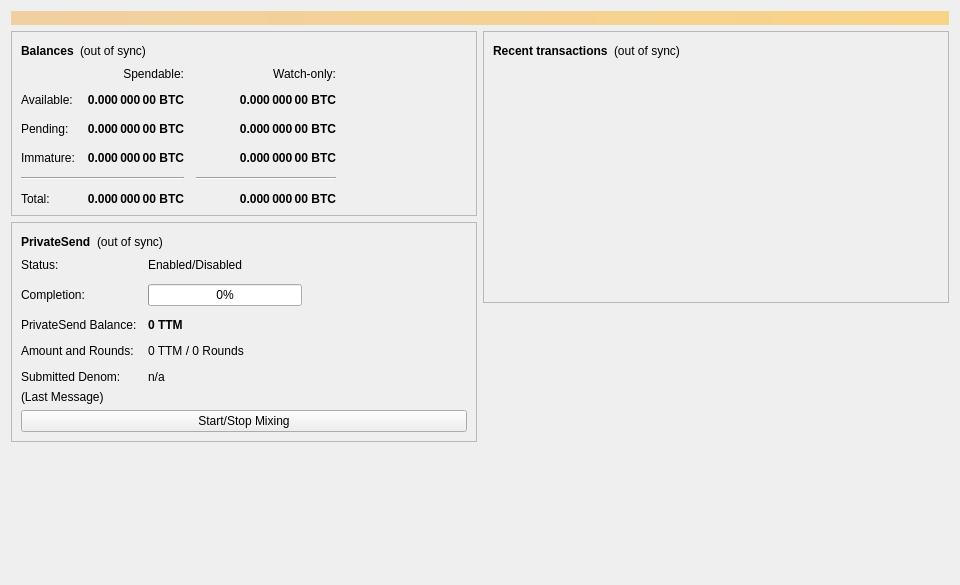
Before: the Qt Designer form src/qt/forms/overviewpage.ui in mytitanium/Titanium-Core-1.0, drawn with Qt 5.
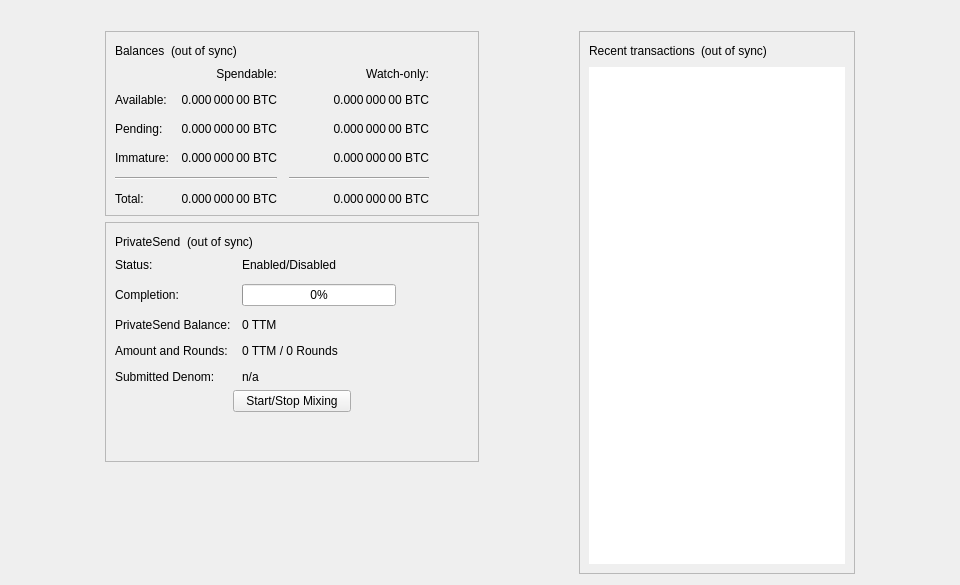
After: the same form once the commit is applied.

```diff
--- a/src/qt/forms/overviewpage.ui
+++ b/src/qt/forms/overviewpage.ui
@@ -25,9 +25,6 @@
      <property name="visible">
       <bool>false</bool>
      </property>
-     <property name="styleSheet">
-      <string notr="true">QLabel { background-color: qlineargradient(x1: 0, y1: 0, x2: 1, y2: 0, stop:0 #F0D0A0, stop:1 #F8D488); color:#000000; }</string>
-     </property>
      <property name="wordWrap">
       <bool>true</bool>
      </property>
@@ -40,7 +37,23 @@
     </widget>
    </item>
    <item>
-    <layout class="QHBoxLayout" name="horizontalLayout" stretch="1,1">
+    <layout class="QHBoxLayout" name="horizontalLayout" stretch="1,0,1,0,1">
+     <item>
+      <spacer name="horizontalSpacerLeft">
+       <property name="orientation">
+        <enum>Qt::Horizontal</enum>
+       </property>
+       <property name="sizeType">
+        <enum>QSizePolicy::Preferred</enum>
+       </property>
+       <property name="sizeHint" stdset="0">
+        <size>
+         <width>10</width>
+         <height>20</height>
+        </size>
+       </property>
+      </spacer>
+     </item>
      <item>
       <layout class="QVBoxLayout" name="verticalLayout_2">
        <item>
@@ -56,12 +69,6 @@
            <layout class="QHBoxLayout" name="horizontalLayout_4">
             <item>
              <widget class="QLabel" name="label_5">
-              <property name="font">
-               <font>
-                <weight>75</weight>
-                <bold>true</bold>
-               </font>
-              </property>
               <property name="text">
                <string>Balances</string>
               </property>
@@ -102,12 +109,6 @@
             </property>
             <item row="2" column="2">
              <widget class="QLabel" name="labelWatchPending">
-              <property name="font">
-               <font>
-                <weight>75</weight>
-                <bold>true</bold>
-               </font>
-              </property>
               <property name="cursor">
                <cursorShape>IBeamCursor</cursorShape>
               </property>
@@ -127,12 +128,6 @@
             </item>
             <item row="2" column="1">
              <widget class="QLabel" name="labelUnconfirmed">
-              <property name="font">
-               <font>
-                <weight>75</weight>
-                <bold>true</bold>
-               </font>
-              </property>
               <property name="cursor">
                <cursorShape>IBeamCursor</cursorShape>
               </property>
@@ -152,12 +147,6 @@
             </item>
             <item row="3" column="2">
              <widget class="QLabel" name="labelWatchImmature">
-              <property name="font">
-               <font>
-                <weight>75</weight>
-                <bold>true</bold>
-               </font>
-              </property>
               <property name="cursor">
                <cursorShape>IBeamCursor</cursorShape>
               </property>
@@ -210,12 +199,6 @@
             </item>
             <item row="3" column="1">
              <widget class="QLabel" name="labelImmature">
-              <property name="font">
-               <font>
-                <weight>75</weight>
-                <bold>true</bold>
-               </font>
-              </property>
               <property name="cursor">
                <cursorShape>IBeamCursor</cursorShape>
               </property>
@@ -255,12 +238,6 @@
             </item>
             <item row="5" column="1">
              <widget class="QLabel" name="labelTotal">
-              <property name="font">
-               <font>
-                <weight>75</weight>
-                <bold>true</bold>
-               </font>
-              </property>
               <property name="cursor">
                <cursorShape>IBeamCursor</cursorShape>
               </property>
@@ -280,12 +257,6 @@
             </item>
             <item row="5" column="2">
              <widget class="QLabel" name="labelWatchTotal">
-              <property name="font">
-               <font>
-                <weight>75</weight>
-                <bold>true</bold>
-               </font>
-              </property>
               <property name="cursor">
                <cursorShape>IBeamCursor</cursorShape>
               </property>
@@ -322,12 +293,6 @@
             </item>
             <item row="1" column="1">
              <widget class="QLabel" name="labelBalance">
-              <property name="font">
-               <font>
-                <weight>75</weight>
-                <bold>true</bold>
-               </font>
-              </property>
               <property name="cursor">
                <cursorShape>IBeamCursor</cursorShape>
               </property>
@@ -347,12 +312,6 @@
             </item>
             <item row="1" column="2">
              <widget class="QLabel" name="labelWatchAvailable">
-              <property name="font">
-               <font>
-                <weight>75</weight>
-                <bold>true</bold>
-               </font>
-              </property>
               <property name="cursor">
                <cursorShape>IBeamCursor</cursorShape>
               </property>
@@ -408,12 +367,6 @@
            <layout class="QHBoxLayout" name="horizontalLayout_5">
             <item>
              <widget class="QLabel" name="labelPrivateSendHeader">
-              <property name="font">
-               <font>
-                <weight>75</weight>
-                <bold>true</bold>
-               </font>
-              </property>
               <property name="text">
                <string>PrivateSend</string>
               </property>
@@ -501,12 +454,6 @@
             </item>
             <item row="2" column="1">
              <widget class="QLabel" name="labelAnonymized">
-              <property name="font">
-               <font>
-                <weight>75</weight>
-                <bold>true</bold>
-               </font>
-              </property>
               <property name="text">
                <string notr="true">0 TTM</string>
               </property>
@@ -541,37 +488,73 @@
               <property name="text">
                <string>n/a</string>
               </property>
-             </widget>
-            </item>
-           </layout>
-          </item>
-          <item>
-           <layout class="QVBoxLayout" name="VerticalLayout_PS">
-            <item>
-             <widget class="QLabel" name="labelPrivateSendLastMessage">
-              <property name="text">
-               <string>(Last Message)</string>
-              </property>
-              <property name="alignment">
-               <set>Qt::AlignLeading|Qt::AlignLeft|Qt::AlignTop</set>
-              </property>
               <property name="wordWrap">
                <bool>true</bool>
               </property>
              </widget>
             </item>
+           </layout>
+          </item>
+          <item>
+           <layout class="QVBoxLayout" name="VerticalLayout_PS">
             <item>
-             <widget class="QPushButton" name="togglePrivateSend">
-              <property name="sizePolicy">
-               <sizepolicy hsizetype="MinimumExpanding" vsizetype="Fixed">
-                <horstretch>0</horstretch>
-                <verstretch>0</verstretch>
-               </sizepolicy>
+             <layout class="QHBoxLayout" name="horizontalLayout_3">
+              <property name="topMargin">
+               <number>0</number>
               </property>
-              <property name="text">
-               <string>Start/Stop Mixing</string>
+              <item>
+               <spacer name="horizontalSpacer_5">
+                <property name="orientation">
+                 <enum>Qt::Horizontal</enum>
+                </property>
+                <property name="sizeHint" stdset="0">
+                 <size>
+                  <width>40</width>
+                  <height>20</height>
+                 </size>
+                </property>
+               </spacer>
+              </item>
+              <item>
+               <widget class="QPushButton" name="togglePrivateSend">
+                <property name="sizePolicy">
+                 <sizepolicy hsizetype="MinimumExpanding" vsizetype="Fixed">
+                  <horstretch>0</horstretch>
+                  <verstretch>0</verstretch>
+                 </sizepolicy>
+                </property>
+                <property name="text">
+                 <string>Start/Stop Mixing</string>
+                </property>
+               </widget>
+              </item>
+              <item>
+               <spacer name="horizontalSpacer_6">
+                <property name="orientation">
+                 <enum>Qt::Horizontal</enum>
+                </property>
+                <property name="sizeHint" stdset="0">
+                 <size>
+                  <width>40</width>
+                  <height>20</height>
+                 </size>
+                </property>
+               </spacer>
+              </item>
+             </layout>
+            </item>
+            <item>
+             <spacer name="verticalSpacer_3">
+              <property name="orientation">
+               <enum>Qt::Vertical</enum>
               </property>
-             </widget>
+              <property name="sizeHint" stdset="0">
+               <size>
+                <width>20</width>
+                <height>40</height>
+               </size>
+              </property>
+             </spacer>
             </item>
            </layout>
           </item>
@@ -593,6 +576,19 @@
        </item>
       </layout>
      </item>
+     <item>
+      <spacer name="horizontalSpacerCenter">
+       <property name="orientation">
+        <enum>Qt::Horizontal</enum>
+       </property>
+       <property name="sizeHint" stdset="0">
+        <size>
+         <width>10</width>
+         <height>20</height>
+        </size>
+       </property>
+      </spacer>
+     </item>
      <item>
       <layout class="QVBoxLayout" name="verticalLayout_3">
        <item>
@@ -608,12 +604,6 @@
            <layout class="QHBoxLayout" name="horizontalLayout_2">
             <item>
              <widget class="QLabel" name="label_4">
-              <property name="font">
-               <font>
-                <weight>75</weight>
-                <bold>true</bold>
-               </font>
-              </property>
               <property name="text">
                <string>Recent transactions</string>
               </property>
@@ -649,9 +639,6 @@
           </item>
           <item>
            <widget class="QListView" name="listTransactions">
-            <property name="styleSheet">
-             <string notr="true">QListView { background: transparent; }</string>
-            </property>
             <property name="frameShape">
              <enum>QFrame::NoFrame</enum>
             </property>
@@ -669,21 +656,24 @@
          </layout>
         </widget>
        </item>
-       <item>
-        <spacer name="verticalSpacer_2">
-         <property name="orientation">
-          <enum>Qt::Vertical</enum>
-         </property>
-         <property name="sizeHint" stdset="0">
-          <size>
-           <width>20</width>
-           <height>40</height>
-          </size>
-         </property>
-        </spacer>
-       </item>
       </layout>
      </item>
+     <item>
+      <spacer name="horizontalSpacerRight">
+       <property name="orientation">
+        <enum>Qt::Horizontal</enum>
+       </property>
+       <property name="sizeType">
+        <enum>QSizePolicy::Preferred</enum>
+       </property>
+       <property name="sizeHint" stdset="0">
+        <size>
+         <width>10</width>
+         <height>20</height>
+        </size>
+       </property>
+      </spacer>
+     </item>
     </layout>
    </item>
   </layout>
```
